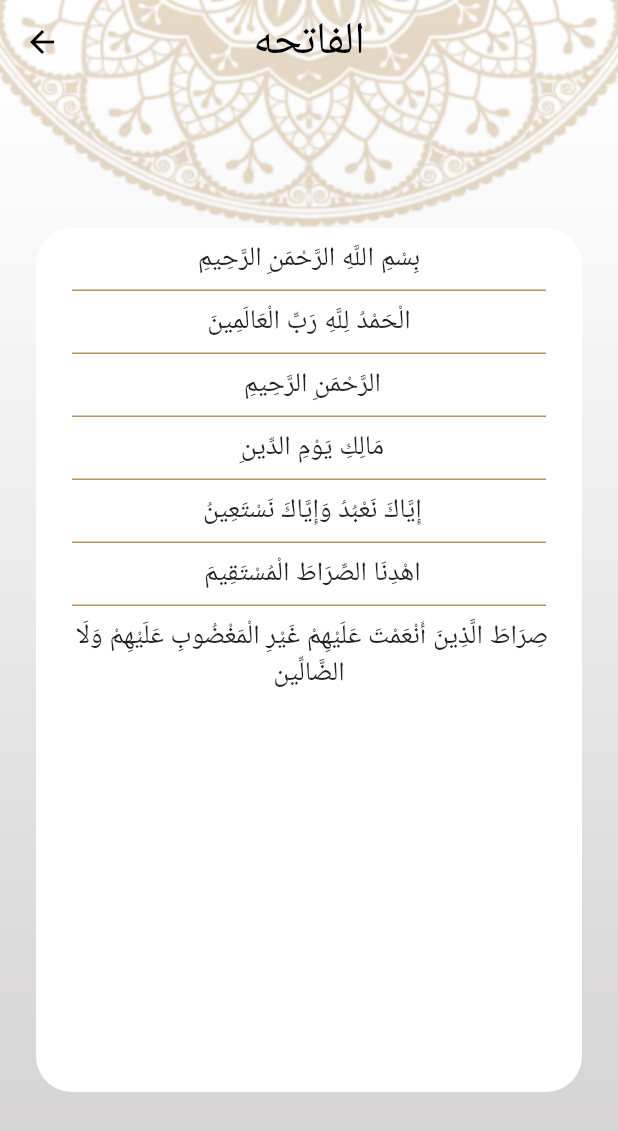
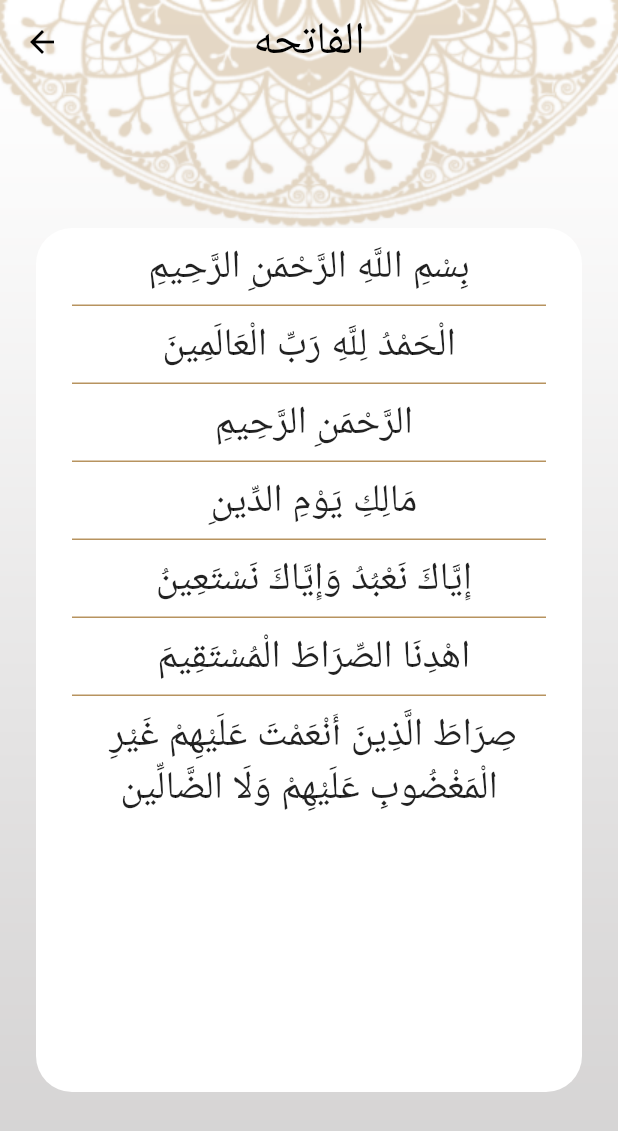
Before and after one commit to mohamednabiltraining/islami-sun-c4, a Flutter app: the screen it shows after launch, after a tap on "الفاتحه", on a phone screen of 412 x 824 dp. Shown: the top 1131 px of the screen. Run offline on Flutter 3.47's test engine with Material 2 defaults, Android fonts, the phone set to English and light mode, and no system bars; generated files the repository leaves out were written again.

```diff
--- a/lib/home/quran/QuranTab.dart
+++ b/lib/home/quran/QuranTab.dart
@@ -3,7 +3,7 @@ import 'package:islami_sun/home/quran/sura_name_widget.dart';
 import 'package:islami_sun/main.dart';
 
 class QuranTab extends StatelessWidget {
-  List<String> names = [
+ final List<String> names = [
     "الفاتحه",
     "البقرة",
     "آل عمران",
--- a/lib/home/quran/VerseWidget.dart
+++ b/lib/home/quran/VerseWidget.dart
@@ -13,7 +13,7 @@ class AyaWidget extends StatelessWidget {
       child: Text(
         text,
         textAlign: TextAlign.center,
-        style: TextStyle(fontSize: 18),
+        style: TextStyle(fontSize: 26),
       ),
     );
   }
```
Also changed, not shown: lib/home/tasbeh/TasbehTab.dart (+9 -9 lines).
